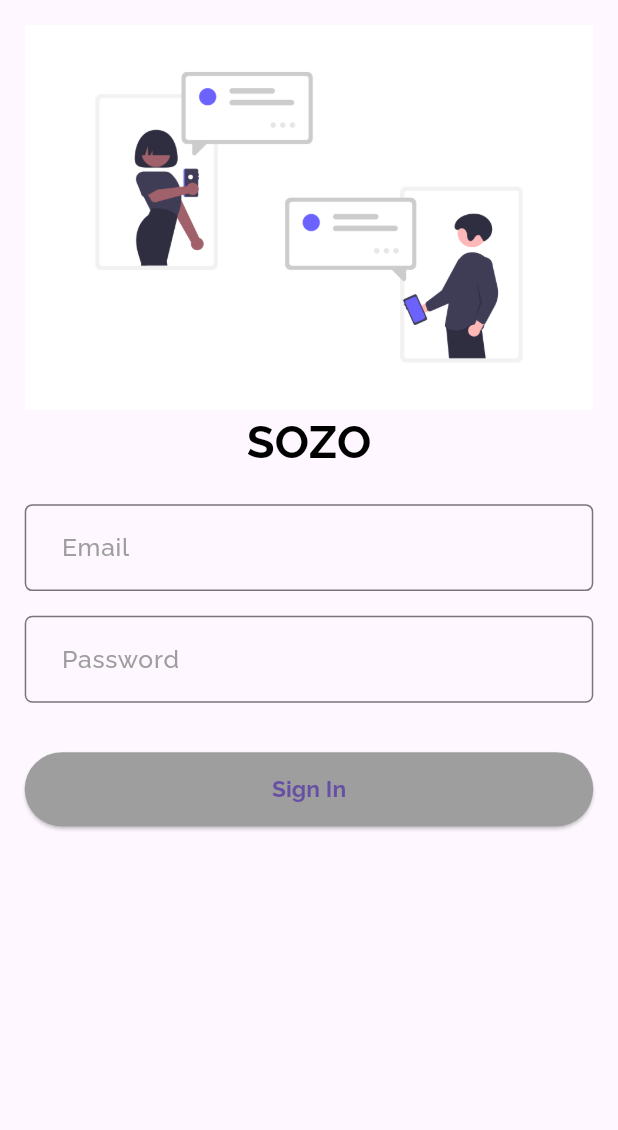
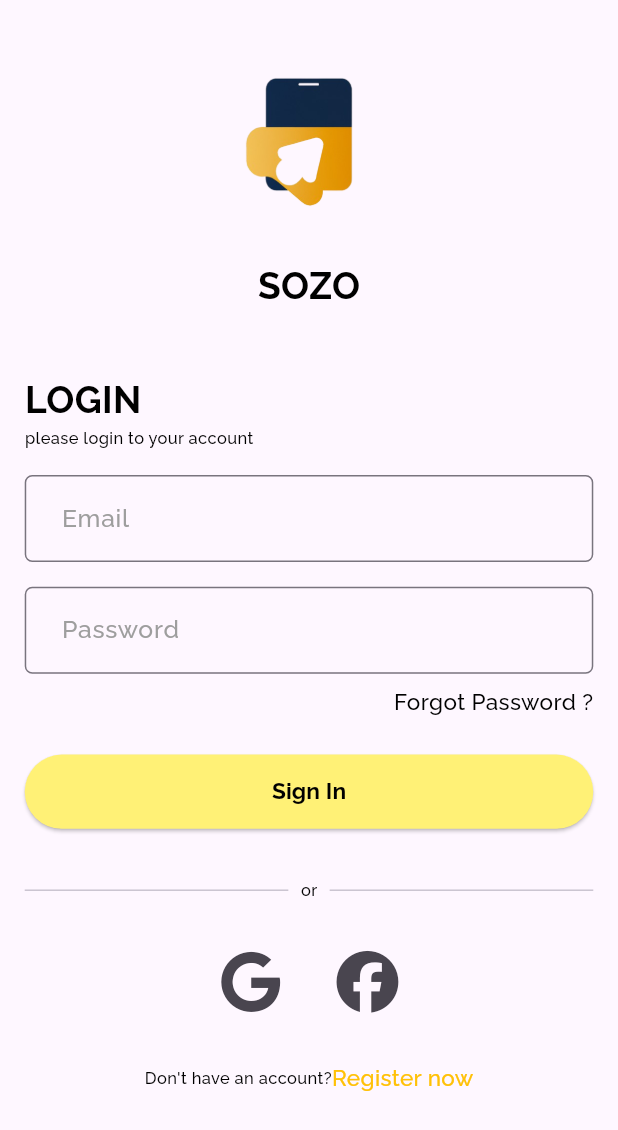
Before and after one commit to nitta02/Web-Designs, a Flutter app: the SignInScreen screen opened directly, on a phone screen of 412 x 824 dp. Shown: the top 1130 px of the screen. Run offline on Flutter 3.47's test engine with Material 3 defaults, Android fonts, the light colour scheme and no system bars; our stand-ins replace firebase_auth, firebase_core, font_awesome_flutter, iconly, page_transition, sizer; accounts and stored records are empty.

Commit message:
improve ui design

```diff
--- /dev/null
+++ b/lib/provider/signinProvider.dart
@@ -0,0 +1,3 @@
+import 'package:flutter/material.dart';
+
+class SignInProvider extends ChangeNotifier {}
--- /dev/null
+++ b/lib/services/firebase_service.dart
@@ -0,0 +1,5 @@
+import 'package:firebase_auth/firebase_auth.dart';
+
+class FirebaseService {
+  FirebaseAuth auth = FirebaseAuth.instance;
+}
--- a/lib/utils/textStyles.dart
+++ b/lib/utils/textStyles.dart
@@ -146,4 +146,20 @@ class AppTextStyles {
     fontFamily: 'Raleway-Bold',
     color: black,
   );
+
+  ///SIMPLE TEXT
+
+  static TextStyle simpleFieldTextStyle = TextStyle(
+    fontSize: 15,
+    fontWeight: FontWeight.normal,
+    fontFamily: 'Raleway-Medium',
+    color: black,
+  );
+
+  static TextStyle simpleFieldTextStyleyeloow = TextStyle(
+    fontSize: 15,
+    fontWeight: FontWeight.normal,
+    fontFamily: 'Raleway-Medium',
+    color: Colors.amber,
+  );
 }
--- a/lib/view/screens/main/main_screen.dart
+++ b/lib/view/screens/main/main_screen.dart
@@ -40,7 +40,7 @@ class _MainScreenState extends State<MainScreen> {
           elevation: 0.0,
           bottom: TabBar(
             labelStyle: AppTextStyles.small10,
-            indicatorColor: blue,
+            indicatorColor: Colors.amber,
             unselectedLabelStyle: AppTextStyles.small8,
             tabs: [
               Tab(
--- /dev/null
+++ b/lib/view/screens/sign&signout/login_screen.dart
@@ -0,0 +1,201 @@
+import 'package:flutter/material.dart';
+import 'package:font_awesome_flutter/font_awesome_flutter.dart';
+import 'package:page_transition/page_transition.dart';
+import 'package:sizer/sizer.dart';
+import 'package:social_media_app/utils/colors.dart';
+import 'package:social_media_app/utils/textStyles.dart';
+import 'package:social_media_app/view/screens/main/main_screen.dart';
+import 'package:social_media_app/view/screens/sign&signout/registration_screen.dart';
+
+class SignInScreen extends StatefulWidget {
+  const SignInScreen({super.key});
+
+  @override
+  State<SignInScreen> createState() => _SignInScreenState();
+}
+
+class _SignInScreenState extends State<SignInScreen> {
+  @override
+  Widget build(BuildContext context) {
+    return SafeArea(
+      child: Scaffold(
+          body: Padding(
+        padding: EdgeInsets.symmetric(
+          horizontal: 4.w,
+          vertical: 1.h,
+        ),
+        child: Column(
+          // mainAxisAlignment: MainAxisAlignment.center,
+          crossAxisAlignment: CrossAxisAlignment.start,
+          children: [
+            Center(
+              child: Column(
+                children: [
+                  Image(
+                    image: const AssetImage('assets/images/playstore.png'),
+                    height: 20.h,
+                  ),
+                  Text(
+                    'SOZO',
+                    style: AppTextStyles.body18Bold,
+                  ),
+                ],
+              ),
+            ),
+            SizedBox(
+              height: 5.h,
+            ),
+            Column(
+              crossAxisAlignment: CrossAxisAlignment.start,
+              children: [
+                Text(
+                  'LOGIN',
+                  style: AppTextStyles.body18Bold,
+                ),
+                Text(
+                  'please login to your account',
+                  style: AppTextStyles.small8,
+                ),
+              ],
+            ),
+            SizedBox(
+              height: 2.h,
+            ),
+            Column(
+              children: [
+                TextField(
+                  decoration: InputDecoration(
+                      contentPadding:
+                          EdgeInsets.symmetric(horizontal: 5.w, vertical: 2.h),
+                      hintText: 'Email',
+                      hintStyle: AppTextStyles.textFieldHintTextStyle,
+                      border: OutlineInputBorder(
+                        borderRadius: BorderRadius.circular(5.0),
+                      )),
+                ),
+                SizedBox(
+                  height: 2.h,
+                ),
+                TextField(
+                  decoration: InputDecoration(
+                      contentPadding:
+                          EdgeInsets.symmetric(horizontal: 5.w, vertical: 2.h),
+                      hintText: 'Password',
+                      hintStyle: AppTextStyles.textFieldHintTextStyle,
+                      border: OutlineInputBorder(
+                        borderRadius: BorderRadius.circular(5.0),
+                      )),
+                ),
+                SizedBox(
+                  height: 1.h,
+                ),
+                Align(
+                  alignment: Alignment.bottomRight,
+                  child: InkWell(
+                    onTap: () {},
+                    child: Text(
+                      'Forgot Password ?',
+                      style: AppTextStyles.simpleFieldTextStyle,
+                    ),
+                  ),
+                )
+              ],
+            ),
+            SizedBox(
+              height: 3.h,
+            ),
+            ElevatedButton(
+                style: ElevatedButton.styleFrom(
+                  minimumSize: Size(94.w, 6.h),
+
+                  backgroundColor: Colors.yellow[300],
+                  foregroundColor: black,
+                  // disabledBackgroundColor: black,
+                ),
+                onPressed: () {
+                  Navigator.pushAndRemoveUntil(
+                      context,
+                      PageTransition(
+                          child: const MainScreen(),
+                          type: PageTransitionType.leftToRight),
+                      (route) => false);
+                },
+                child: Text(
+                  'Sign In',
+                  style: AppTextStyles.authButtonTextStyle,
+                )),
+            SizedBox(
+              height: 4.h,
+            ),
+            Row(
+              children: [
+                const Expanded(
+                  child: Divider(),
+                ),
+                SizedBox(
+                  width: 2.w,
+                ),
+                Text(
+                  'or',
+                  style: AppTextStyles.small8,
+                ),
+                SizedBox(
+                  width: 2.w,
+                ),
+                const Expanded(child: Divider()),
+              ],
+            ),
+            SizedBox(
+              height: 3.h,
+            ),
+            Row(
+              mainAxisAlignment: MainAxisAlignment.center,
+              children: [
+                IconButton(
+                  onPressed: () {},
+                  icon: Icon(
+                    FontAwesomeIcons.google,
+                    size: 10.w,
+                  ),
+                ),
+                SizedBox(
+                  width: 5.w,
+                ),
+                IconButton(
+                    onPressed: () {},
+                    icon: Icon(
+                      FontAwesomeIcons.facebook,
+                      size: 10.w,
+                    )),
+              ],
+            ),
+            SizedBox(
+              height: 3.h,
+            ),
+            Row(
+              mainAxisAlignment: MainAxisAlignment.center,
+              children: [
+                Text(
+                  "Don't have an account?",
+                  style: AppTextStyles.small8,
+                ),
+                InkWell(
+                  onTap: () {
+                    Navigator.pushAndRemoveUntil(
+                        context,
+                        PageTransition(
+                            child: const RegistrationScreen(),
+                            type: PageTransitionType.leftToRight),
+                        (route) => false);
+                  },
+                  child: Text('Register now',
+                      style: AppTextStyles.simpleFieldTextStyleyeloow),
+                )
+              ],
+            )
+          ],
+        ),
+      )),
+    );
+  }
+}
--- a/lib/view/screens/sign/login_screen.dart
+++ /dev/null
@@ -1,78 +0,0 @@
-import 'package:flutter/material.dart';
-import 'package:page_transition/page_transition.dart';
-import 'package:sizer/sizer.dart';
-import 'package:social_media_app/utils/colors.dart';
-import 'package:social_media_app/utils/textStyles.dart';
-import 'package:social_media_app/view/screens/main/main_screen.dart';
-
-class SignInScreen extends StatelessWidget {
-  const SignInScreen({super.key});
-
-  @override
-  Widget build(BuildContext context) {
-    return SafeArea(
-      child: Scaffold(
-          body: Padding(
-        padding: EdgeInsets.symmetric(
-          horizontal: 4.w,
-          vertical: 2.h,
-        ),
-        child: Column(
-          children: [
-            const Image(image: AssetImage('assets/images/image1.png')),
-            Text(
-              'SOZO',
-              style: AppTextStyles.heading22Bold,
-            ),
-            const SizedBox(
-              height: 20,
-            ),
-            TextField(
-              decoration: InputDecoration(
-                  contentPadding:
-                      EdgeInsets.symmetric(horizontal: 5.w, vertical: 2.h),
-                  hintText: 'Email',
-                  hintStyle: AppTextStyles.textFieldHintTextStyle,
-                  border: OutlineInputBorder(
-                    borderRadius: BorderRadius.circular(5.0),
-                  )),
-            ),
-            SizedBox(
-              height: 2.h,
-            ),
-            TextField(
-              decoration: InputDecoration(
-                  contentPadding:
-                      EdgeInsets.symmetric(horizontal: 5.w, vertical: 2.h),
-                  hintText: 'Password',
-                  hintStyle: AppTextStyles.textFieldHintTextStyle,
-                  border: OutlineInputBorder(
-                    borderRadius: BorderRadius.circular(5.0),
-                  )),
-            ),
-            SizedBox(
-              height: 4.h,
-            ),
-            ElevatedButton(
-                style: ElevatedButton.styleFrom(
-                  minimumSize: Size(94.w, 6.h),
-                  backgroundColor: grey,
-                ),
-                onPressed: () {
-                  Navigator.pushAndRemoveUntil(
-                      context,
-                      PageTransition(
-                          child: const MainScreen(),
-                          type: PageTransitionType.leftToRight),
-                      (route) => false);
-                },
-                child: Text(
-                  'Sign In',
-                  style: AppTextStyles.authButtonTextStyle,
-                ))
-          ],
-        ),
-      )),
-    );
-  }
-}
--- a/pubspec.yaml
+++ b/pubspec.yaml
@@ -43,6 +43,10 @@ dependencies:
   firebase_auth: ^4.17.4
   firebase_core: ^2.25.4
   firebase_storage: ^11.6.5
+  font_awesome_flutter: ^10.7.0
+  image_picker: ^1.0.7
+  firebase_database: ^10.4.5
+  cloud_firestore: ^4.15.4
 
 dev_dependencies:
   flutter_test:
```
Also changed, not shown: lib/main.dart (+7 -1 lines), lib/view/screens/sign&signout/registration_screen.dart (added, +155 -0 lines), lib/view/screens/splash/splash_screen.dart (+8 -5 lines), assets/images/playstore.png (added), lib/firebase_options.dart (added), pubspec.lock, 3 other files.
